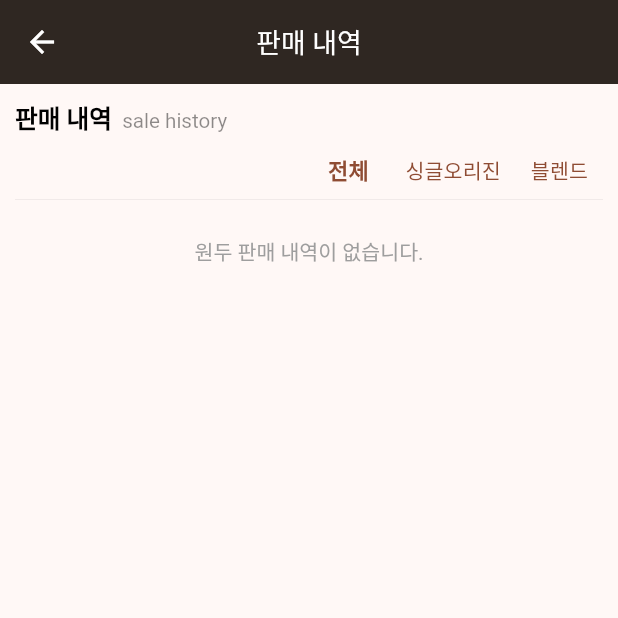
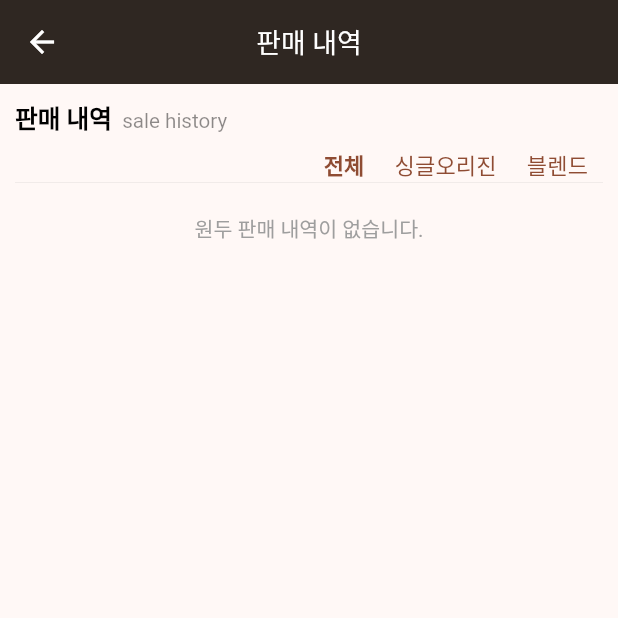
Before and after one commit to NamGideokk/bean_diary, a Flutter app: the SaleHistoryMain screen opened directly, on a phone screen of 412 x 824 dp, the top half of it. Run offline on Flutter 3.47's test engine with Material 3 defaults, Android fonts, the phone set to English and light mode, and no system bars; our stand-ins replace get, package_info_plus, sqflite, upgrader; accounts and stored records are empty.

Commit message:
판매 관리 > 하단 버튼 ui 수정, 판매 등록 시 정보 확인 알림창 추가,

```diff
--- a/lib/screens/sale_history_main.dart
+++ b/lib/screens/sale_history_main.dart
@@ -101,14 +101,26 @@ class _SaleHistoryMainState extends State<SaleHistoryMain> {
                   Row(
                     children: [
                       TextButton(
+                        style: TextButton.styleFrom(
+                          minimumSize: const Size(0, 0),
+                          padding: const EdgeInsets.symmetric(horizontal: 10, vertical: 10),
+                        ),
                         onPressed: () => _saleHistoryCtrl.setChangeFilterValue("전체"),
                         child: _FilterText(title: "전체", filterValue: _saleHistoryCtrl.filterValue),
                       ),
                       TextButton(
+                        style: TextButton.styleFrom(
+                          minimumSize: const Size(0, 0),
+                          padding: const EdgeInsets.symmetric(horizontal: 10, vertical: 10),
+                        ),
                         onPressed: () => _saleHistoryCtrl.setChangeFilterValue("싱글오리진"),
                         child: _FilterText(title: "싱글오리진", filterValue: _saleHistoryCtrl.filterValue),
                       ),
                       TextButton(
+                        style: TextButton.styleFrom(
+                          minimumSize: const Size(0, 0),
+                          padding: const EdgeInsets.symmetric(horizontal: 10, vertical: 10),
+                        ),
                         onPressed: () => _saleHistoryCtrl.setChangeFilterValue("블렌드"),
                         child: _FilterText(title: "블렌드", filterValue: _saleHistoryCtrl.filterValue),
                       ),
@@ -116,10 +128,10 @@ class _SaleHistoryMainState extends State<SaleHistoryMain> {
                   ),
                 ],
               ),
-              const Divider(height: 8, color: Colors.black12),
+              const Divider(height: 0, color: Colors.black12),
               _saleHistoryCtrl.totalList.length > 0
                   ? Padding(
-                      padding: const EdgeInsets.all(10),
+                      padding: const EdgeInsets.fromLTRB(5, 10, 10, 5),
                       child: Row(
                         mainAxisAlignment: MainAxisAlignment.spaceBetween,
                         crossAxisAlignment: CrossAxisAlignment.baseline,
@@ -131,8 +143,7 @@ class _SaleHistoryMainState extends State<SaleHistoryMain> {
                             children: [
                               TextButton(
                                 style: TextButton.styleFrom(
-                                  visualDensity: VisualDensity.compact,
-                                  tapTargetSize: MaterialTapTargetSize.shrinkWrap,
+                                  minimumSize: const Size(0, 0),
                                   padding: const EdgeInsets.symmetric(vertical: 0, horizontal: 3),
                                   shape: RoundedRectangleBorder(
                                     borderRadius: BorderRadius.circular(5),
@@ -285,7 +296,7 @@ class _FilterText extends StatelessWidget {
       title,
       style: TextStyle(
         fontWeight: filterValue == title ? FontWeight.bold : FontWeight.w300,
-        fontSize: filterValue == title ? height / 56 : height / 60,
+        fontSize: height / 56,
       ),
     );
   }
```
Also changed, not shown: lib/controllers/roasting_bean_sales_controller.dart (+97 -0 lines), lib/screens/sale_management_main.dart (+30 -109 lines).
